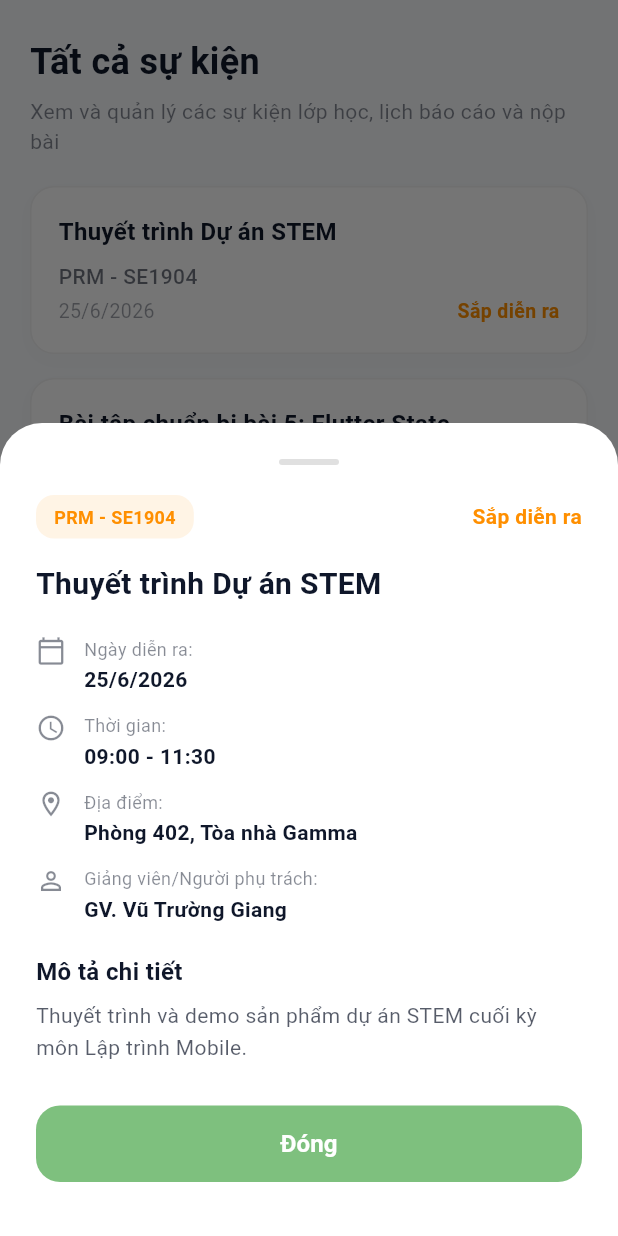
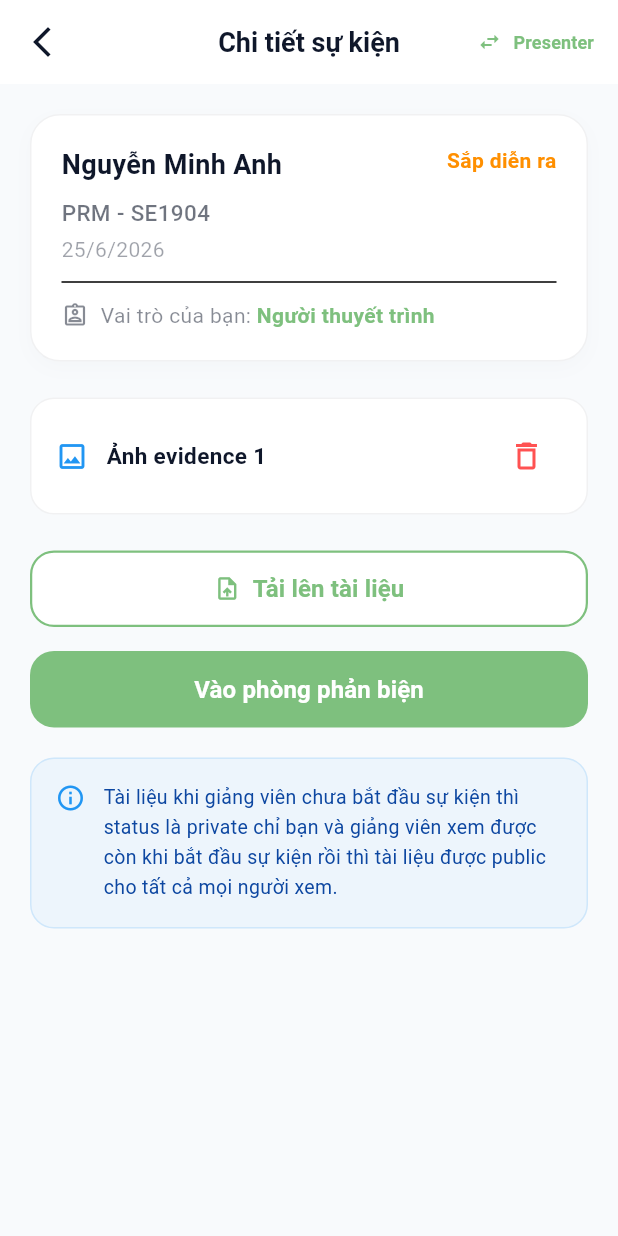
Before and after one commit to Natlife/PRM-project, a Flutter app: the StudentEventsTab screen opened directly with empty values, after a tap on "Thuyết trình Dự án STEM", on a phone screen of 412 x 824 dp. Run offline on Flutter 3.47's test engine with Material 3 defaults, Android fonts, the phone set to English and light mode, and no system bars; accounts and stored records are empty.

Commit message:
update event detail screen of student (reviewer/presenter)

```diff
--- /dev/null
+++ b/flipped_classroom/lib/screens/student/student_event_detail_screen.dart
@@ -0,0 +1,388 @@
+import 'package:flutter/material.dart';
+
+class StudentEventDetailScreen extends StatefulWidget {
+  final Map<String, dynamic> event;
+
+  const StudentEventDetailScreen({
+    super.key,
+    required this.event,
+  });
+
+  @override
+  State<StudentEventDetailScreen> createState() => _StudentEventDetailScreenState();
+}
+
+class _StudentEventDetailScreenState extends State<StudentEventDetailScreen> {
+  late String _role;
+  late String _status;
+  List<String> _evidences = ['Ảnh evidence 1'];
+
+  @override
+  void initState() {
+    super.initState();
+    _role = widget.event['role'] ?? 'Người thuyết trình';
+    _status = widget.event['status'] ?? 'Sắp diễn ra';
+  }
+
+  void _showDeleteConfirmation(int index) {
+    showDialog(
+      context: context,
+      builder: (context) {
+        return AlertDialog(
+          shape: RoundedRectangleBorder(borderRadius: BorderRadius.circular(20)),
+          backgroundColor: Colors.white,
+          surfaceTintColor: Colors.transparent,
+          title: const Text(
+            'Xác nhận xóa',
+            style: TextStyle(fontWeight: FontWeight.bold, color: Color(0xFF0F172A)),
+          ),
+          content: const Text(
+            'Bạn có chắc chắn muốn xóa?',
+            style: TextStyle(color: Color(0xFF0F172A), fontSize: 15),
+          ),
+          actionsPadding: const EdgeInsets.symmetric(horizontal: 16, vertical: 12),
+          actions: [
+            TextButton(
+              onPressed: () {
+                Navigator.pop(context); // Quay lại trang chi tiết và không xóa
+              },
+              style: TextButton.styleFrom(
+                foregroundColor: const Color(0xFF0F172A).withOpacity(0.6),
+                padding: const EdgeInsets.symmetric(horizontal: 16, vertical: 10),
+              ),
+              child: const Text('Hủy', style: TextStyle(fontWeight: FontWeight.bold)),
+            ),
+            ElevatedButton(
+              onPressed: () {
+                setState(() {
+                  _evidences.removeAt(index);
+                });
+                Navigator.pop(context); // Quay lại trang chi tiết và xóa
+                ScaffoldMessenger.of(context).showSnackBar(
+                  const SnackBar(
+                    content: Text('Đã xóa tài liệu thành công!'),
+                    behavior: SnackBarBehavior.floating,
+                    backgroundColor: Colors.redAccent,
+                  ),
+                );
+              },
+              style: ElevatedButton.styleFrom(
+                backgroundColor: Colors.redAccent,
+                foregroundColor: Colors.white,
+                shape: RoundedRectangleBorder(borderRadius: BorderRadius.circular(12)),
+                padding: const EdgeInsets.symmetric(horizontal: 16, vertical: 10),
+              ),
+              child: const Text('Xác nhận', style: TextStyle(fontWeight: FontWeight.bold)),
+            ),
+          ],
+        );
+      },
+    );
+  }
+
+  void _uploadDocument() {
+    setState(() {
+      _evidences.add('Ảnh evidence ${_evidences.length + 1}');
+    });
+    ScaffoldMessenger.of(context).showSnackBar(
+      const SnackBar(
+        content: Text('Đã tải lên tài liệu thành công!'),
+        behavior: SnackBarBehavior.floating,
+        backgroundColor: Color(0xFF7EC07E),
+      ),
+    );
+  }
+
+  @override
+  Widget build(BuildContext context) {
+    final Color statusColor = widget.event['statusColor'] ?? Colors.amber[800];
+    final String presenterName = widget.event['presenterName'] ?? 'Nguyễn Minh Anh';
+
+    return Scaffold(
+      backgroundColor: const Color(0xFFF8FAFC),
+      appBar: AppBar(
+        backgroundColor: Colors.white,
+        elevation: 0,
+        leading: IconButton(
+          icon: const Icon(Icons.arrow_back_ios_new, color: Color(0xFF0F172A)),
+          onPressed: () => Navigator.pop(context), // Quay lại trang danh sách
+        ),
+        title: const Text(
+          'Chi tiết sự kiện',
+          style: TextStyle(
+            color: Color(0xFF0F172A),
+            fontWeight: FontWeight.bold,
+          ),
+        ),
+        actions: [
+          // Democase Toggle Role just for testing/presentation purposes
+          TextButton.icon(
+            onPressed: () {
+              setState(() {
+                _role = _role == 'Người thuyết trình' ? 'Người phản biện' : 'Người thuyết trình';
+              });
+            },
+            icon: const Icon(Icons.swap_horiz, size: 16, color: Color(0xFF7EC07E)),
+            label: Text(
+              _role == 'Người thuyết trình' ? 'Presenter' : 'Reviewer',
+              style: const TextStyle(fontSize: 12, color: Color(0xFF7EC07E), fontWeight: FontWeight.bold),
+            ),
+          ),
+        ],
+      ),
+      body: SingleChildScrollView(
+        physics: const BouncingScrollPhysics(),
+        padding: const EdgeInsets.all(20.0),
+        child: Column(
+          crossAxisAlignment: CrossAxisAlignment.start,
+          children: [
+            // Event Main Card
+            Container(
+              width: double.infinity,
+              padding: const EdgeInsets.all(20),
+              decoration: BoxDecoration(
+                color: Colors.white,
+                borderRadius: BorderRadius.circular(20),
+                border: Border.all(color: const Color(0xFF0F172A).withOpacity(0.06)),
+                boxShadow: [
+                  BoxShadow(
+                    color: const Color(0xFF0F172A).withOpacity(0.02),
+                    blurRadius: 10,
+                    offset: const Offset(0, 4),
+                  ),
+                ],
+              ),
+              child: Column(
+                crossAxisAlignment: CrossAxisAlignment.start,
+                children: [
+                  Row(
+                    mainAxisAlignment: MainAxisAlignment.spaceBetween,
+                    crossAxisAlignment: CrossAxisAlignment.start,
+                    children: [
+                      Expanded(
+                        child: Text(
+                          _role == 'Người thuyết trình' ? presenterName : 'Nguyễn Vân Anh',
+                          style: const TextStyle(
+                            fontSize: 18,
+                            fontWeight: FontWeight.bold,
+                            color: Color(0xFF0F172A),
+                          ),
+                        ),
+                      ),
+                      Text(
+                        _status,
+                        style: TextStyle(
+                          color: statusColor,
+                          fontSize: 14,
+                          fontWeight: FontWeight.bold,
+                        ),
+                      ),
+                    ],
+                  ),
+                  const SizedBox(height: 8),
+                  Text(
+                    widget.event['classCode'] ?? 'PRM - SE1904',
+                    style: TextStyle(
+                      fontSize: 15,
+                      color: const Color(0xFF0F172A).withOpacity(0.6),
+                      fontWeight: FontWeight.w500,
+                    ),
+                  ),
+                  const SizedBox(height: 4),
+                  Text(
+                    widget.event['date'] ?? '25/6/2026',
+                    style: TextStyle(
+                      fontSize: 14,
+                      color: const Color(0xFF0F172A).withOpacity(0.4),
+                    ),
+                  ),
+                  const Divider(height: 24, thickness: 1),
+                  Row(
+                    children: [
+                      Icon(Icons.assignment_ind_outlined, size: 18, color: const Color(0xFF0F172A).withOpacity(0.5)),
+                      const SizedBox(width: 8),
+                      Text(
+                        'Vai trò của bạn: ',
+                        style: TextStyle(
+                          fontSize: 14,
+                          color: const Color(0xFF0F172A).withOpacity(0.5),
+                        ),
+                      ),
+                      Text(
+                        _role,
+                        style: const TextStyle(
+                          fontSize: 14,
+                          fontWeight: FontWeight.bold,
+                          color: Color(0xFF7EC07E),
+                        ),
+                      ),
+                    ],
+                  ),
+                ],
+              ),
+            ),
+
+            const SizedBox(height: 24),
+
+            // Content dynamically based on Role
+            if (_role == 'Người thuyết trình') ...[
+              // Evidences list
+              if (_evidences.isNotEmpty)
+                ..._evidences.asMap().entries.map((entry) {
+                  int index = entry.key;
+                  String evidence = entry.value;
+                  return Container(
+                    margin: const EdgeInsets.only(bottom: 12),
+                    padding: const EdgeInsets.symmetric(horizontal: 16, vertical: 14),
+                    decoration: BoxDecoration(
+                      color: Colors.white,
+                      borderRadius: BorderRadius.circular(16),
+                      border: Border.all(color: const Color(0xFF0F172A).withOpacity(0.06)),
+                    ),
+                    child: Row(
+                      mainAxisAlignment: MainAxisAlignment.spaceBetween,
+                      children: [
+                        Row(
+                          children: [
+                            const Icon(Icons.image_outlined, color: Colors.blue, size: 22),
+                            const SizedBox(width: 12),
+                            Text(
+                              evidence,
+                              style: const TextStyle(
+                                fontSize: 15,
+                                fontWeight: FontWeight.bold,
+                                color: Color(0xFF0F172A),
+                              ),
+                            ),
+                          ],
+                        ),
+                        IconButton(
+                          icon: const Icon(Icons.delete_outline, color: Colors.redAccent),
+                          onPressed: () => _showDeleteConfirmation(index), // Mở popup xóa
+                        ),
+                      ],
+                    ),
+                  );
+                }),
+
+              const SizedBox(height: 12),
+
+              // Upload Button
+              SizedBox(
+                width: double.infinity,
+                child: ElevatedButton.icon(
+                  onPressed: _uploadDocument,
+                  icon: const Icon(Icons.upload_file, color: Color(0xFF7EC07E)),
+                  label: const Text(
+                    'Tải lên tài liệu',
+                    style: TextStyle(fontWeight: FontWeight.bold, fontSize: 16, color: Color(0xFF7EC07E)),
+                  ),
+                  style: ElevatedButton.styleFrom(
+                    backgroundColor: Colors.white,
+                    surfaceTintColor: Colors.transparent,
+                    padding: const EdgeInsets.symmetric(vertical: 14),
+                    shape: RoundedRectangleBorder(
+                      borderRadius: BorderRadius.circular(16),
+                      side: const BorderSide(color: Color(0xFF7EC07E), width: 1.5),
+                    ),
+                    elevation: 0,
+                  ),
+                ),
+              ),
+
+              const SizedBox(height: 16),
+
+              // Enter Room Button
+              SizedBox(
+                width: double.infinity,
+                child: ElevatedButton(
+                  onPressed: () {
+                    ScaffoldMessenger.of(context).showSnackBar(
+                      const SnackBar(
+                        content: Text('Đang kết nối vào phòng phản biện...'),
+                        behavior: SnackBarBehavior.floating,
+                        backgroundColor: Color(0xFF7EC07E),
+                      ),
+                    );
+                  },
+                  style: ElevatedButton.styleFrom(
+                    backgroundColor: const Color(0xFF7EC07E),
+                    foregroundColor: Colors.white,
+                    padding: const EdgeInsets.symmetric(vertical: 14),
+                    shape: RoundedRectangleBorder(
+                      borderRadius: BorderRadius.circular(16),
+                    ),
+                    elevation: 0,
+                  ),
+                  child: const Text(
+                    'Vào phòng phản biện',
+                    style: TextStyle(fontWeight: FontWeight.bold, fontSize: 16),
+                  ),
+                ),
+              ),
+
+              const SizedBox(height: 20),
+
+              // Policy Info Note
+              Container(
+                padding: const EdgeInsets.all(16),
+                decoration: BoxDecoration(
+                  color: Colors.blue.withOpacity(0.05),
+                  borderRadius: BorderRadius.circular(16),
+                  border: Border.all(color: Colors.blue.withOpacity(0.15)),
+                ),
+                child: Row(
+                  crossAxisAlignment: CrossAxisAlignment.start,
+                  children: [
+                    const Icon(Icons.info_outline, color: Colors.blue, size: 20),
+                    const SizedBox(width: 12),
+                    Expanded(
+                      child: Text(
+                        'Tài liệu khi giảng viên chưa bắt đầu sự kiện thì status là private chỉ bạn và giảng viên xem được còn khi bắt đầu sự kiện rồi thì tài liệu được public cho tất cả mọi người xem.',
+                        style: TextStyle(
+                          fontSize: 13,
+                          color: Colors.blue[900],
+                          height: 1.5,
+                        ),
+                      ),
+                    ),
+                  ],
+                ),
+              ),
+            ] else ...[
+              // Review / Viewer mode
+              // Review Room / Replay Event button
+              SizedBox(
+                width: double.infinity,
+                child: ElevatedButton(
+                  onPressed: () {
+                    ScaffoldMessenger.of(context).showSnackBar(
+                      const SnackBar(
+                        content: Text('Đang phát lại video/tài liệu ghi nhận sự kiện...'),
+                        behavior: SnackBarBehavior.floating,
+                        backgroundColor: Color(0xFF7EC07E),
+                      ),
+                    );
+                  },
+                  style: ElevatedButton.styleFrom(
+                    backgroundColor: const Color(0xFF7EC07E),
+                    foregroundColor: Colors.white,
+                    padding: const EdgeInsets.symmetric(vertical: 14),
+                    shape: RoundedRectangleBorder(
+                      borderRadius: BorderRadius.circular(16),
+                    ),
+                    elevation: 0,
+                  ),
+                  child: const Text(
+                    'Xem lại sự kiện',
+                    style: TextStyle(fontWeight: FontWeight.bold, fontSize: 16),
+                  ),
+                ),
+              ),
+            ],
+          ],
+        ),
+      ),
+    );
+  }
+}
--- a/flipped_classroom/lib/screens/student/tabs/student_events_tab.dart
+++ b/flipped_classroom/lib/screens/student/tabs/student_events_tab.dart
@@ -1,4 +1,5 @@
 import 'package:flutter/material.dart';
+import '../student_event_detail_screen.dart';
 
 class StudentEventsTab extends StatefulWidget {
   final ValueChanged<int> onTabTapped;
@@ -64,156 +65,7 @@ class _StudentEventsTabState extends State<StudentEventsTab> {
     },
   ];
 
-  void _showEventDetail(Map<String, dynamic> event) {
-    showModalBottomSheet(
-      context: context,
-      isScrollControlled: true,
-      backgroundColor: Colors.transparent,
-      builder: (context) {
-        return Container(
-          decoration: const BoxDecoration(
-            color: Colors.white,
-            borderRadius: BorderRadius.vertical(top: Radius.circular(28)),
-          ),
-          padding: const EdgeInsets.all(24),
-          child: Column(
-            mainAxisSize: MainAxisSize.min,
-            crossAxisAlignment: CrossAxisAlignment.start,
-            children: [
-              Center(
-                child: Container(
-                  width: 40,
-                  height: 4,
-                  decoration: BoxDecoration(
-                    color: Colors.grey[300],
-                    borderRadius: BorderRadius.circular(2),
-                  ),
-                ),
-              ),
-              const SizedBox(height: 20),
-              Row(
-                mainAxisAlignment: MainAxisAlignment.spaceBetween,
-                children: [
-                  Container(
-                    padding: const EdgeInsets.symmetric(horizontal: 12, vertical: 6),
-                    decoration: BoxDecoration(
-                      color: (event['statusColor'] as Color).withOpacity(0.1),
-                      borderRadius: BorderRadius.circular(12),
-                    ),
-                    child: Text(
-                      event['classCode'],
-                      style: TextStyle(
-                        color: event['statusColor'] as Color,
-                        fontWeight: FontWeight.bold,
-                        fontSize: 12,
-                      ),
-                    ),
-                  ),
-                  Text(
-                    event['status'],
-                    style: TextStyle(
-                      color: event['statusColor'] as Color,
-                      fontWeight: FontWeight.bold,
-                      fontSize: 14,
-                    ),
-                  ),
-                ],
-              ),
-              const SizedBox(height: 16),
-              Text(
-                event['title'],
-                style: const TextStyle(
-                  fontSize: 20,
-                  fontWeight: FontWeight.bold,
-                  color: Color(0xFF0F172A),
-                ),
-              ),
-              const SizedBox(height: 20),
-              _buildDetailRow(Icons.calendar_today_outlined, 'Ngày diễn ra:', event['date']),
-              const SizedBox(height: 12),
-              _buildDetailRow(Icons.access_time, 'Thời gian:', event['time']),
-              const SizedBox(height: 12),
-              _buildDetailRow(Icons.location_on_outlined, 'Địa điểm:', event['location']),
-              const SizedBox(height: 12),
-              _buildDetailRow(Icons.person_outline, 'Giảng viên/Người phụ trách:', event['instructor']),
-              const SizedBox(height: 20),
-              const Text(
-                'Mô tả chi tiết',
-                style: TextStyle(
-                  fontWeight: FontWeight.bold,
-                  fontSize: 16,
-                  color: Color(0xFF0F172A),
-                ),
-              ),
-              const SizedBox(height: 8),
-              Text(
-                event['description'],
-                style: TextStyle(
-                  color: const Color(0xFF0F172A).withOpacity(0.7),
-                  fontSize: 14,
-                  height: 1.5,
-                ),
-              ),
-              const SizedBox(height: 28),
-              SizedBox(
-                width: double.infinity,
-                child: ElevatedButton(
-                  onPressed: () => Navigator.pop(context),
-                  style: ElevatedButton.styleFrom(
-                    backgroundColor: const Color(0xFF7EC07E),
-                    foregroundColor: Colors.white,
-                    padding: const EdgeInsets.symmetric(vertical: 14),
-                    shape: RoundedRectangleBorder(
-                      borderRadius: BorderRadius.circular(16),
-                    ),
-                    elevation: 0,
-                  ),
-                  child: const Text(
-                    'Đóng',
-                    style: TextStyle(fontWeight: FontWeight.bold, fontSize: 16),
-                  ),
-                ),
-              ),
-              const SizedBox(height: 12),
-            ],
-          ),
-        );
-      },
-    );
-  }
 
-  Widget _buildDetailRow(IconData icon, String label, String value) {
-    return Row(
-      crossAxisAlignment: CrossAxisAlignment.start,
-      children: [
-        Icon(icon, size: 20, color: const Color(0xFF0F172A).withOpacity(0.5)),
-        const SizedBox(width: 12),
-        Expanded(
-          child: Column(
-            crossAxisAlignment: CrossAxisAlignment.start,
-            children: [
-              Text(
-                label,
-                style: TextStyle(
-                  color: const Color(0xFF0F172A).withOpacity(0.5),
-                  fontSize: 12,
-                ),
-              ),
-              const SizedBox(height: 2),
-              Text(
-                value,
-                style: const TextStyle(
-                  fontWeight: FontWeight.bold,
-                  fontSize: 14,
-                  color: Color(0xFF0F172A),
-                ),
-              ),
-            ],
-          ),
-        ),
-      ],
-    );
-  }
 
   @override
   Widget build(BuildContext context) {
@@ -276,7 +128,14 @@ class _StudentEventsTabState extends State<StudentEventsTab> {
                         ),
                         child: InkWell(
                           borderRadius: BorderRadius.circular(16),
-                          onTap: () => _showEventDetail(event),
+                          onTap: () {
+                            Navigator.push(
+                              context,
+                              MaterialPageRoute(
+                                builder: (context) => StudentEventDetailScreen(event: event),
+                              ),
+                            );
+                          },
                           child: Padding(
                             padding: const EdgeInsets.all(18.0),
                             child: Column(
```
